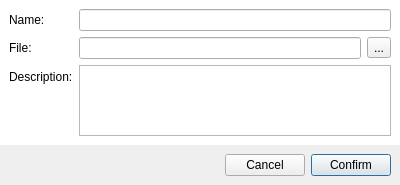
Old version of the form gui/selectDb/AddEditDbFileWindow.ui in the repository c3pw/c3networks.
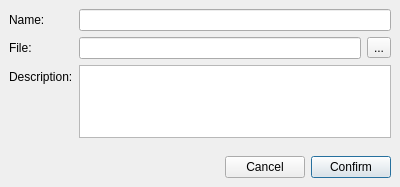
New version of the form. Icons and pictures are not drawn.

What changed in the file:
```diff
--- a/gui/selectDb/AddEditDbFileWindow.ui
+++ b/gui/selectDb/AddEditDbFileWindow.ui
@@ -7,7 +7,7 @@
     <x>0</x>
     <y>0</y>
     <width>400</width>
-    <height>185</height>
+    <height>187</height>
    </rect>
   </property>
   <property name="windowTitle">
@@ -41,10 +41,7 @@
       </sizepolicy>
      </property>
      <property name="styleSheet">
-      <string notr="true">#widget_2
-	{
-	background-color: rgb(255, 255, 255);
-	}</string>
+      <string notr="true"/>
      </property>
      <layout class="QFormLayout" name="formLayout">
       <item row="0" column="0">
```
